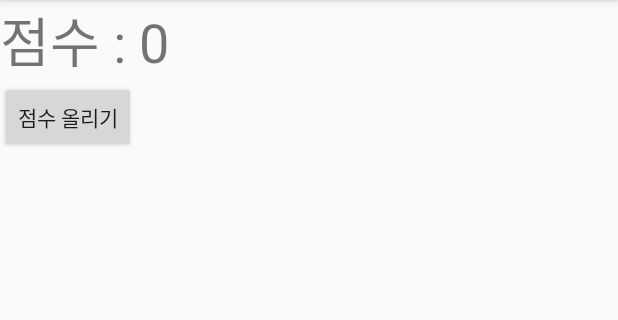
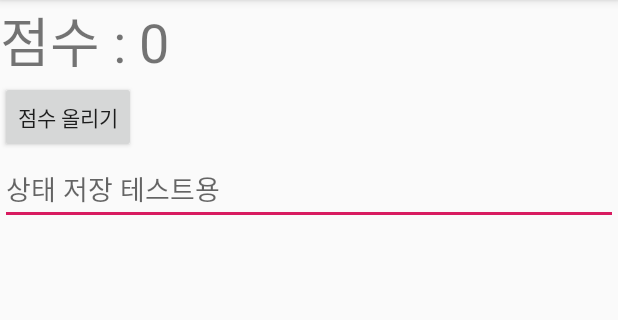
Before and after one commit to yeonyang9421/CoffeeApp, an Android app: the LifeCycleActivity screen opened directly, with no data from a screen before it, on a phone screen of 412 x 824 dp, the part 84-404 px from its top. Run offline under Robolectric (Android 15) with nearby library versions, the phone set to English and light mode, and no system bars.

Commit message:
12일차 액티비티의 LifeCycle2 EditText는 id를 가지면 자동으로 저장 복원이된다.

```diff
--- a/app/src/main/AndroidManifest.xml
+++ b/app/src/main/AndroidManifest.xml
@@ -41,8 +41,7 @@
         <activity android:name=".activities.OpenAccountActivity" />
         <activity android:name=".activities.CheckAccountActivity" />
         <activity android:name=".activities.AdminModeActivity" />
-        <activity android:name=".activities.LifeCycleActivity"
-            android:screenOrientation="portrait"></activity>
+        <activity android:name=".activities.LifeCycleActivity"></activity>
     </application>
 
 </manifest>
--- a/app/src/main/res/layout/activity_life_cycle.xml
+++ b/app/src/main/res/layout/activity_life_cycle.xml
@@ -20,4 +20,10 @@
         android:onClick="onClick"
         android:text="점수 올리기" />
 
+    <EditText
+        android:id="@+id/test"
+        android:hint="상태 저장 테스트용"
+        android:layout_width="match_parent"
+        android:layout_height="wrap_content" />
+
 </LinearLayout>
```
Also changed, not shown: app/src/main/java/kr/co/woobi/imyeon/coffeeapp/activities/LifeCycleActivity.java (+11 -1 lines).
